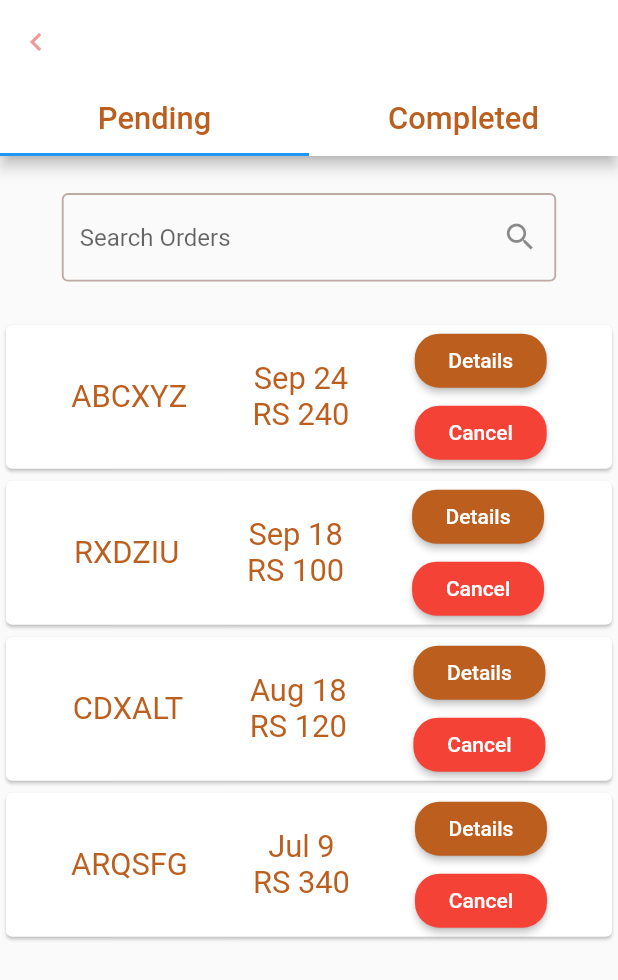
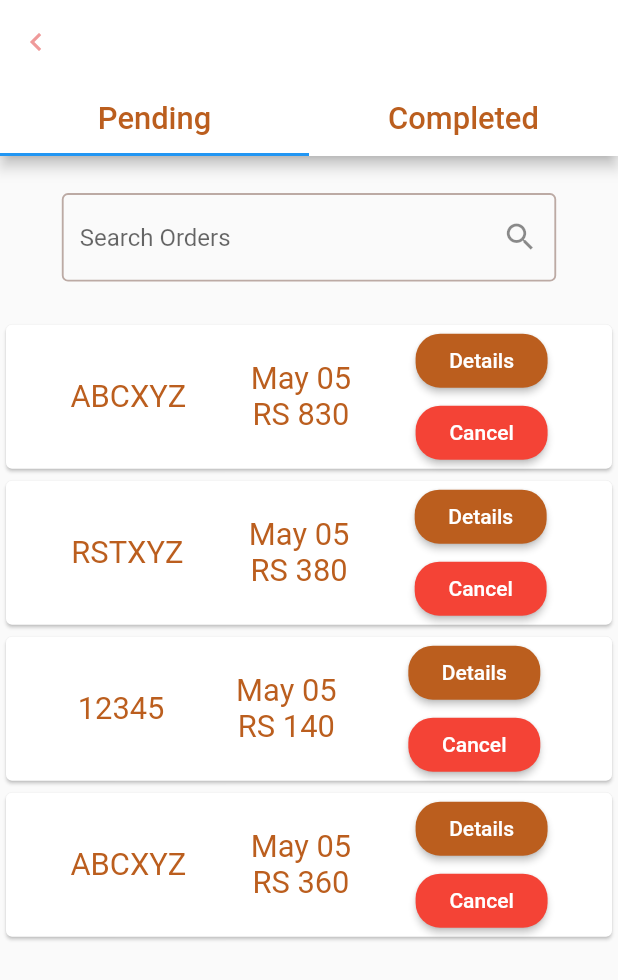
Before and after one commit to raahimkhan/Mr-Fluffy-Fluffs, a Flutter app: the OrderManage screen opened directly, on a phone screen of 412 x 824 dp. Shown: the top 980 px of the screen. Run offline on Flutter 3.47's test engine with Material 2 defaults, Android fonts, the phone set to English and light mode, and no system bars; our stand-ins replace font_awesome_flutter, shared_preferences, validators; missing offline and left inert: flutter_progress_button, requests; accounts and stored records are empty.

Commit message:
Updated Order Management Screen

```diff
--- a/cs360project/admin/lib/ordermanage.dart
+++ b/cs360project/admin/lib/ordermanage.dart
@@ -1,25 +1,82 @@
 import 'package:flutter/material.dart';
+import 'package:admin/receipt.dart';
 
-List orderList = [
+List data = [
   {
-    "id" : "ABCXYZ",
-    "date" : "Sep 24",
-    "price": "RS 240",
+    "Tracking_ID" : "ABCXYZ",
+    "Total": 830,
+    "Subtotal": 790,
+    "DeliveryFee": 40,
+    "Status": "Pending",
+    "Date": "2020/05/05",
+    "Pancakes": [{
+      'Name': 'White Chocolate Chip Pancake',
+      'Quantity': 3,
+      'Price': 360,
+    },
+    {
+      'Name': 'Fluffy Pancake',
+      'Quantity': 1,
+      'Price': 100,
+    },
+    {
+      'Name': 'Nutela Pancake',
+      'Quantity': 3,
+      'Price': 340,
+    },],
   },
   {
-    "id" : "RXDZIU",
-    "date" : "Sep 18",
-    "price": "RS 100",
+    "Tracking_ID" : "RSTXYZ",
+    "Total": 380,
+    "Subtotal": 340,
+    "DeliveryFee": 40,
+    "Status": "Completed",
+    "Date": "2020/05/05",
+    "Pancakes": [{
+      'Name': 'White Chocolate Chip Pancake',
+      'Quantity': 2,
+      'Price': 170,
+    },
+    {
+      'Name': 'Fluffy Pancake',
+      'Quantity': 1,
+      'Price': 100,
+    },
+    ],
   },
   {
-    "id" : "CDXALT",
-    "date" : "Aug 18",
-    "price": "RS 120",
+    "Tracking_ID" : "12345",
+    "Total": 140,
+    "Subtotal": 100,
+    "DeliveryFee": 40,
+    "Status": "Completed",
+    "Date": "2020/05/05",
+    "Pancakes": [
+    {
+      'Name': 'Fluffy Pancake',
+      'Quantity': 1,
+      'Price': 100,
+    },
+    ],
   },
   {
-    "id" : "ARQSFG",
-    "date" : "Jul 9",
-    "price": "RS 340",
+    "Tracking_ID" : "ABCXYZ",
+    "Total": 360,
+    "Subtotal": 320,
+    "DeliveryFee": 40,
+    "Status": "Completed",
+    "Date": "2020/05/05",
+    "Pancakes": [{
+      'Name': 'Chocolate Chip Pancake',
+      'Quantity': 1,
+      'Price': 120,
+    },
+    {
+      'Name': 'Fluffy Pancake',
+      'Quantity': 2,
+      'Price': 200,
+    },
+    ],
   },
 ];
 
@@ -181,13 +238,16 @@
           ListView.builder(
               primary: false,
               shrinkWrap: true,
-              itemCount: orderList == null ? 0 :orderList.length,
+              itemCount: data == null ? 0 :data.length,
               itemBuilder: (BuildContext context, int index) {
-                Map elem = orderList[index];
+                Map elem = data[index];
                 return OrderManageMenuSetup(
-                  id: elem['id'],
-                  date: elem['date'],
-                  price: elem['price'],
+                  id: elem['Tracking_ID'],
+                  date: elem['Date'],
+                  price: elem['Total'],
+                  pancakes: elem['Pancakes'],
+                  subtotal: elem['Subtotal'],
+                  delfee: elem['DeliveryFee'],
                 );
               },
           ),
@@ -212,13 +272,16 @@
           ListView.builder(
               primary: false,
               shrinkWrap: true,
-              itemCount: orderList == null ? 0 :orderList.length,
+              itemCount: data == null ? 0 :data.length,
               itemBuilder: (BuildContext context, int index) {
-                Map elem = orderList[index];
+                Map elem = data[index];
                 return OrderManageMenuTwoSetup(
-                  id: elem['id'],
-                  date: elem['date'],
-                  price: elem['price'],
+                  id: elem['Tracking_ID'],
+                  date: elem['Date'],
+                  price: elem['Total'],
+                  pancakes: elem['Pancakes'],
+                  subtotal: elem['Subtotal'],
+                  delfee: elem['DeliveryFee'],
                 );
               },
           ),
@@ -230,9 +293,10 @@
 
 class OrderManageMenuSetup extends StatelessWidget {
 
-  final id, date, price;
+  final id, price, state, pancakes, subtotal, delfee;
+  final String date;
 
-  OrderManageMenuSetup({Key key, this.id, this.date, this.price}) : super(key: key);
+  OrderManageMenuSetup({Key key, this.id, this.date, this.price, this.state, this.pancakes, this.subtotal, this.delfee}) : super(key: key);
 
   @override
   Widget build(BuildContext context) {
@@ -258,14 +322,14 @@
           Column(
             children: <Widget>[
               Text(
-                date,
+                displayDate(date),
                 style: TextStyle(
                   fontSize: blockWidth * 5,
                   color: Color(0xffbb5e1e),
                 ),
               ),
               Text(
-                price,
+                "RS $price",
                 style: TextStyle(
                   fontSize: blockWidth * 5,
                   color: Color(0xffbb5e1e),
@@ -277,7 +341,11 @@
             children: <Widget>[
               RaisedButton(
                 onPressed: () {
-                  print("Details");
+                  Navigator.push(
+                    context, MaterialPageRoute(
+                      builder: (context) => Receipt(date:date, pancakes:pancakes, subtotal:subtotal, delfee:delfee, total:price),
+                    ),
+                  );
                 },
                 child: Text(
                   "Details",
@@ -315,9 +383,10 @@
 
 class OrderManageMenuTwoSetup extends StatelessWidget {
 
-  final id, date, price;
+  final id, price, state, pancakes, subtotal, delfee;
+  final String date;
 
-  OrderManageMenuTwoSetup({Key key, this.id, this.date, this.price}) : super(key: key);
+  OrderManageMenuTwoSetup({Key key, this.id, this.date, this.price, this.state, this.pancakes, this.subtotal, this.delfee}) : super(key: key);
 
   @override
   Widget build(BuildContext context) {
@@ -343,14 +412,14 @@
           Column(
             children: <Widget>[
               Text(
-                date,
+                displayDate(date),
                 style: TextStyle(
                   fontSize: blockWidth * 4,
                   color: Color(0xffbb5e1e),
                 ),
               ),
               Text(
-                price,
+                "RS $price",
                 style: TextStyle(
                   fontSize: blockWidth * 4,
                   color: Color(0xffbb5e1e),
@@ -361,7 +430,11 @@
           Center(
             child: RaisedButton(
               onPressed: () {
-                print("Details");
+                Navigator.push(
+                  context, MaterialPageRoute(
+                    builder: (context) => Receipt(date:date, pancakes:pancakes, subtotal:subtotal, delfee:delfee, total:price),
+                  ),
+                );
               },
               child: Text(
                 "Details",
@@ -380,3 +453,18 @@
     );
   }
 }
+
+String displayDate(date) {
+  var month = date.substring(5,7);
+  var day = date.substring(8,10);
+  var myInt = int.parse(month);
+  String mon =  getMonth(myInt);
+  String check = mon + " " + day;
+  return check;
+}
+
+String getMonth(number) {
+  List monthNames = ["January", "February", "March", "April", "May", "June",
+    "July", "August", "September", "October", "November", "December"];
+  return monthNames[number - 1];
+}
```
